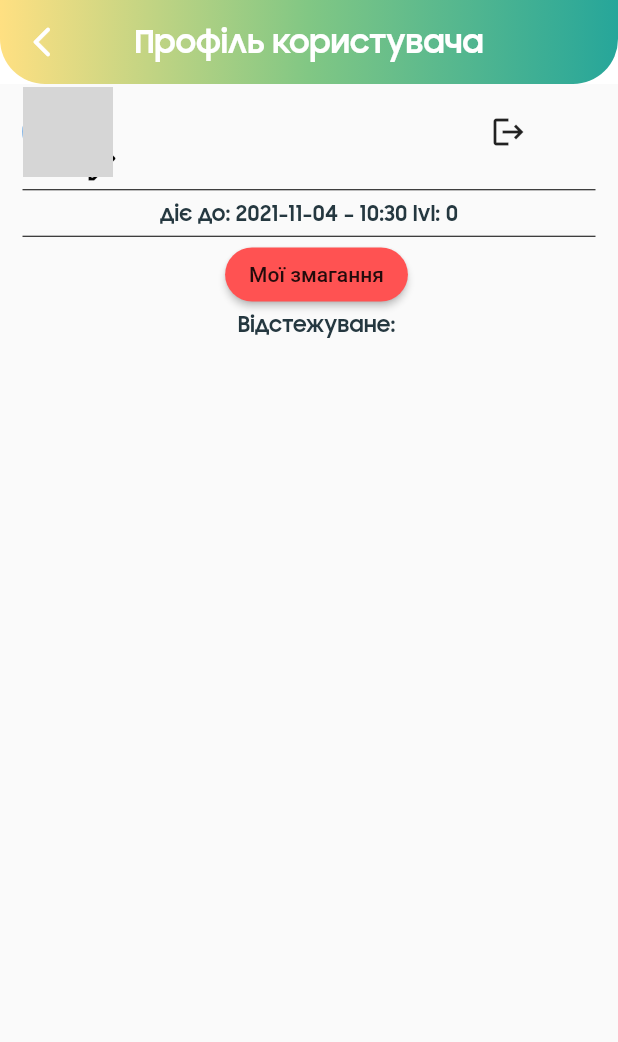
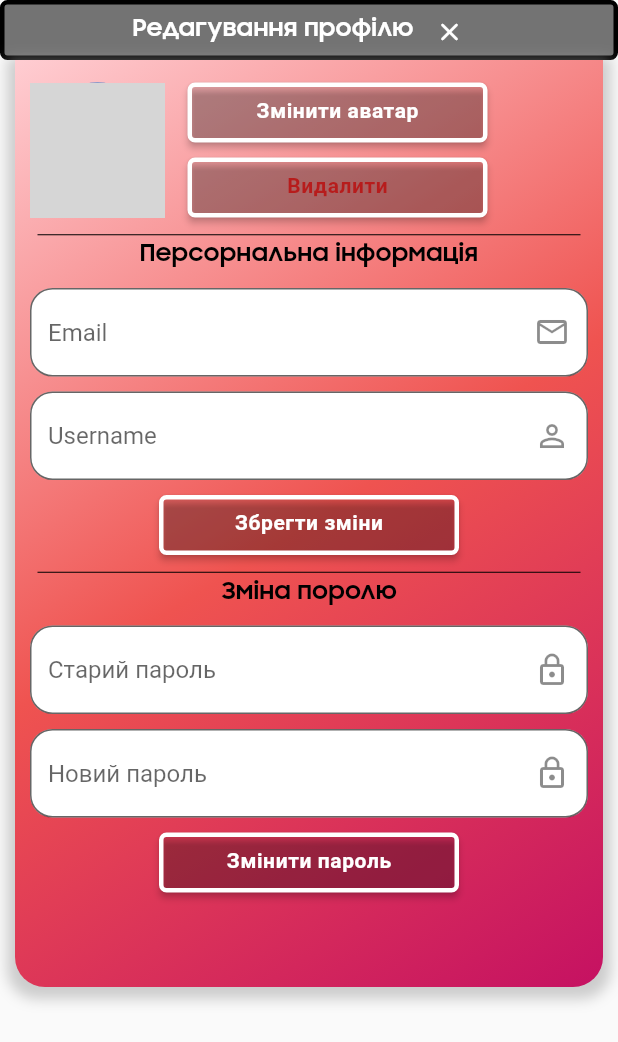
Before and after one commit to Martynenko-Oleksii/GoodGames, a Flutter app: the ProfileScreen screen opened directly with empty values, after a tap on the "edit" icon, on a phone screen of 412 x 824 dp. Shown: the top 1042 px of the screen. Run offline on Flutter 3.47's test engine with Material 2 defaults, Android fonts, the light colour scheme and no system bars; our stand-ins replace font_awesome_flutter; network calls fail; grey boxes are pictures that could not be loaded.

Commit message:
edit profile

```diff
--- a/Mobile/goodgames/lib/profile/ProfileScreen.dart
+++ b/Mobile/goodgames/lib/profile/ProfileScreen.dart
@@ -6,6 +6,7 @@ import 'package:goodgames/login/login.dart';
 import 'package:goodgames/login/regist.dart';
 
 import 'package:flutter/cupertino.dart';
+import 'package:goodgames/profile/profile_edit.dart';
 import 'package:intl/intl.dart';
 
 import '../../../home_screen.dart';
@@ -125,6 +126,13 @@ class _ProfileState extends State<ProfileScreen>
                               child:  IconButton(
                                 icon: const Icon(Icons.edit_outlined , color: Colors.black,),
                                 onPressed: () {
+                                  Navigator.push<dynamic>(
+                                    context,
+                                    MaterialPageRoute<dynamic>(
+                                      builder: (BuildContext context) => ProfileeditPage(user: widget.user),
+                                    ),
+                                  );
+
                                 },
                               ),
                             ),
--- /dev/null
+++ b/Mobile/goodgames/lib/profile/profile_edit.dart
@@ -0,0 +1,500 @@
+import 'package:goodgames/competitions/competitions_list_page.dart';
+import 'package:goodgames/global.dart';
+import 'package:flutter/material.dart';
+import 'package:goodgames/login/login.dart';
+import 'package:goodgames/login/regist.dart';
+import 'package:goodgames/profile/ProfileScreen.dart';
+
+import '../../../home_screen.dart';
+import '../../../main.dart';
+import '../../../getdata.dart';
+import '../apptheme.dart';
+
+class ProfileeditPage extends StatefulWidget {
+  @override
+  final User user;
+
+  ProfileeditPage({Key? key, required this.user}) : super(key: key);
+
+  _ProfileeditState createState() => _ProfileeditState();
+}
+
+class _ProfileeditState extends State<ProfileeditPage> {
+  final TextEditingController emailControl = TextEditingController();
+  final TextEditingController nameControl = TextEditingController();
+  final TextEditingController oldpassControl = TextEditingController();
+  final TextEditingController newpassControl = TextEditingController();
+  final formKey = GlobalKey<FormState>();
+  final formKeylog = GlobalKey<FormState>();
+  final formKeyemail = GlobalKey<FormState>();
+  final formKeypass = GlobalKey<FormState>();
+
+  @override
+  void initState() {
+    super.initState();
+  }
+
+  @override
+  Widget build(BuildContext context) {
+    return new Scaffold(
+        body: Center(
+      child: new Stack(
+        children: <Widget>[
+          new Container(
+            // alignment: Alignment(0.00, -0.50),
+            child: new ListView(
+              // TODO Column or ListView or ... ??????
+
+              //crossAxisAlignment: CrossAxisAlignment.start,
+              // mainAxisAlignment: MainAxisAlignment.center,
+              children: <Widget>[
+                new Container(
+                    width: MediaQuery.of(context).size.width,
+                    height: 40,
+                    //  color: Colors.black54,
+                    decoration: BoxDecoration(
+                        color: Colors.black54,
+                        borderRadius: BorderRadius.circular(5.0),
+                        border: Border.all(color: Colors.black, width: 3)),
+                    // margin: EdgeInsets.only(right: 15 , left: 20),
+                    child: Row(
+                      mainAxisAlignment: MainAxisAlignment.center,
+                      crossAxisAlignment: CrossAxisAlignment.center,
+                      children: [
+                        Text(
+                          "Редагування профілю",
+                          style: TextStyle(
+                            fontWeight: FontWeight.bold,
+                            fontSize: 16,
+                            letterSpacing: 0.4,
+                            height: 0.9,
+                            color: Colors.white,
+                          ),
+                        ),
+                        Container(
+                          margin: EdgeInsets.only(bottom: 20),
+                          child: IconButton(
+                            iconSize: 20,
+                            icon: const Icon(
+                              Icons.close_rounded,
+                              color: Colors.white,
+                            ),
+                            onPressed: () {
+                              Navigator.push<dynamic>(
+                                context,
+                                MaterialPageRoute<dynamic>(
+                                  builder: (BuildContext context) =>
+                                      ProfileScreen(user: widget.user),
+                                ),
+                              );
+                            },
+                          ),
+                        ),
+                      ],
+                    )),
+                new Container(
+                  margin: EdgeInsets.only(left: 10.0, right: 10),
+                  height: MediaQuery.of(context).size.height -
+                      MediaQuery.of(context).size.height / 4,
+                  width: MediaQuery.of(context).size.height - 20,
+                  decoration: BoxDecoration(
+                      borderRadius: BorderRadius.only(
+                          bottomLeft: Radius.circular(20),
+                          bottomRight: Radius.circular(20)),
+                      boxShadow: [
+                        BoxShadow(
+                          color: Colors.grey.withOpacity(0.5),
+                          spreadRadius: 5,
+                          blurRadius: 7,
+                          offset: Offset(0, 3), // changes position of shadow
+                        ),
+                      ],
+                      gradient: LinearGradient(
+                        begin: Alignment.topLeft,
+                        end: Alignment.bottomRight,
+                        stops: [
+                          0,
+                          0.5,
+                          1,
+                        ],
+                        colors: [
+                          Colors.red.shade100,
+                          Colors.red.shade400,
+                          Colors.pinkAccent.shade700,
+                        ],
+                      )),
+                  child: Form(
+                    key: formKey,
+                    child: new Column(
+                      crossAxisAlignment: CrossAxisAlignment.center,
+                      mainAxisAlignment: MainAxisAlignment.start,
+                      children: <Widget>[
+                        new Container(
+                          margin: EdgeInsets.only(left: 10.0, top: 10),
+                          child: new Row(children: <Widget>[
+                            new Container(
+                              decoration: BoxDecoration(
+                                  // borderRadius: BorderRadius.all(Radius.circular(15)),
+                                  ),
+                              //margin: const EdgeInsets.all(7.0),
+                              //  padding: EdgeInsets.symmetric(horizontal: 10.0),
+
+                              child: CircleAvatar(
+                                radius: 45,
+                                //encikllListd[index].imagePath,
+                                backgroundImage: NetworkImage(
+                                  "https://cdn.discordapp.com/attachments/839078982598131712/899743277576749126/avatar1.jpg",
+                                ),
+                              ),
+                            ),
+                            new Container(
+                              margin: EdgeInsets.only(left: 15.0),
+                              child: new Column(
+                                crossAxisAlignment: CrossAxisAlignment.start,
+                                mainAxisAlignment: MainAxisAlignment.center,
+                                children: <Widget>[
+                                  new Padding(
+                                    padding:
+                                        EdgeInsets.symmetric(vertical: 5.0),
+                                    child: new Container(
+                                      width: 200,
+                                      height: 40,
+                                      child: new RaisedButton(
+                                        child: new Text(
+                                          "Змінити аватар",
+                                          style: TextStyle(
+                                            // h4 -> display1
+
+                                            fontWeight: FontWeight.bold,
+                                            fontSize: 14,
+                                            letterSpacing: 0.4,
+                                            height: 0.9,
+                                            color: Colors.white,
+                                          ),
+                                        ),
+                                        shape: RoundedRectangleBorder(
+                                            borderRadius:
+                                                BorderRadius.circular(5.0),
+                                            side: BorderSide(
+                                                color: Colors.white, width: 3)),
+                                        onPressed: () {},
+                                        color: Colors.black.withOpacity(0.05),
+                                      ),
+                                    ),
+                                  ),
+                                  new Padding(
+                                    padding:
+                                        EdgeInsets.symmetric(vertical: 5.0),
+                                    child: new Container(
+                                      child: new Container(
+                                        width: 200,
+                                        height: 40,
+                                        child: new RaisedButton(
+                                          child: new Text(
+                                            "Видалити",
+                                            style: TextStyle(
+                                              // h4 -> display1
+
+                                              fontWeight: FontWeight.bold,
+                                              fontSize: 14,
+                                              letterSpacing: 0.4,
+                                              height: 0.9,
+                                              color: Colors.red.shade900,
+                                            ),
+                                          ),
+                                          shape: RoundedRectangleBorder(
+                                              borderRadius:
+                                                  BorderRadius.circular(5.0),
+                                              side: BorderSide(
+                                                  color: Colors.white,
+                                                  width: 3)),
+                                          onPressed: () {},
+                                          color: Colors.black.withOpacity(0.05),
+                                        ),
+                                      ),
+                                    ),
+                                  )
+                                ],
+                              ),
+                            ),
+                          ]),
+                        ),
+                        new Padding(
+                            padding: EdgeInsets.only(
+                                left: 15.0, right: 15, top: 5, bottom: 5),
+                            child: new Divider(
+                              height: 3,
+                              color: Colors.black,
+                            )),
+                        Container(
+                          padding: EdgeInsets.only(bottom: 10),
+                          child: new Text(
+                            "Персорнальна інформація",
+                            style: TextStyle(
+                              fontWeight: FontWeight.bold,
+                              fontSize: 16,
+                              letterSpacing: 0.4,
+                              height: 0.9,
+                              color: Colors.black,
+                            ),
+                          ),
+                        ),
+                        new Form(
+                          key: formKeyemail,
+                          child: new Padding(
+                            padding: EdgeInsets.symmetric(vertical: 5.0),
+                            child: new Container(
+                              width: MediaQuery.of(context).size.width - 40,
+                              child: new TextFormField(
+                                controller: emailControl,
+                                decoration: new InputDecoration(
+                                  border: OutlineInputBorder(
+                                    borderRadius: BorderRadius.circular(15.0),
+                                  ),
+                                  filled: true,
+                                  fillColor: Colors.white,
+                                  hintText: 'Email',
+                                  suffixIcon: Icon(Icons.email_outlined),
+                                ),
+                                validator: (value) {
+                                  if (value!.isEmpty ||
+                                      !RegExp(r"[a-z0-9!#$%&'*+/=?^_`{|}~-]+(?:\.[a-z0-9!#$%&'*+/=?^_`{|}~-]+)*@(?:[a-z0-9](?:[a-z0-9-]*[a-z0-9])?\.)+[a-z0-9](?:[a-z0-9-]*[a-z0-9])?")
+                                          .hasMatch(value)) {
+                                    return "Enter Correct Email Address";
+                                  } else {
+                                    return null;
+                                  }
+                                },
+                              ),
+                            ),
+                          ),
+                        ),
+                        new Form(
+                          key: formKeylog,
+                          child: new Padding(
+                            padding: EdgeInsets.symmetric(vertical: 5.0),
+                            child: new Container(
+                              width: MediaQuery.of(context).size.width - 40,
+                              child: new TextFormField(
+                                controller: nameControl,
+                                decoration: new InputDecoration(
+                                  border: OutlineInputBorder(
+                                    borderRadius: BorderRadius.circular(15.0),
+                                  ),
+                                  hintText: 'Username',
+                                  suffixIcon: Icon(Icons.person_outline),
+                                  filled: true,
+                                  fillColor: Colors.white,
+                                ),
+                                validator: (value) {
+                                  if (value!.isEmpty ||
+                                      !RegExp(r'^[a-z A-Z]+$')
+                                          .hasMatch(value)) {
+                                    //allow upper and lower case alphabets and space
+                                    return "Enter Correct Username";
+                                  } else {
+                                    return null;
+                                  }
+                                },
+                              ),
+                            ),
+                          ),
+                        ),
+                        new Padding(
+                          padding: EdgeInsets.symmetric(vertical: 5.0),
+                          child: new Container(
+                            width: 200,
+                            height: 40,
+                            child: new RaisedButton(
+                              child: new Text(
+                                "Збрегти зміни",
+                                style: TextStyle(
+                                  // h4 -> display1
+
+                                  fontWeight: FontWeight.bold,
+                                  fontSize: 14,
+                                  letterSpacing: 0.4,
+                                  height: 0.9,
+                                  color: Colors.white,
+                                ),
+                              ),
+                              shape: RoundedRectangleBorder(
+                                  borderRadius: BorderRadius.circular(5.0),
+                                  side: BorderSide(
+                                      color: Colors.white, width: 3)),
+                              onPressed: () {
+                                if (formKeyemail.currentState!.validate()) {
+                                  widget.user.email = emailControl.text;
+                                  getDatahttp
+                                      .changeEmail(widget.user)
+                                      .then((value) => Navigator.push<dynamic>(
+                                    context,
+                                    MaterialPageRoute<dynamic>(
+                                      builder: (BuildContext context) =>
+                                          ProfileScreen(user: value),
+                                    ),
+                                  ));
+                                } else if (formKeylog.currentState!.validate()) {
+                                  widget.user.login = nameControl.text;
+                                  getDatahttp
+                                      .changeLogin(widget.user)
+                                      .then((value) => Navigator.push<dynamic>(
+                                            context,
+                                            MaterialPageRoute<dynamic>(
+                                              builder: (BuildContext context) =>
+                                                  ProfileScreen(user: value),
+                                            ),
+                                          ));
+                                }
+                              },
+                              color: Colors.black.withOpacity(0.05),
+                            ),
+                          ),
+                        ),
+                        new Padding(
+                            padding: EdgeInsets.only(
+                                left: 15.0, right: 15, top: 5, bottom: 5),
+                            child: new Divider(
+                              height: 3,
+                              color: Colors.black,
+                            )),
+                        Container(
+                          padding: EdgeInsets.only(bottom: 10),
+                          child: new Text(
+                            "Зміна поролю",
+                            style: TextStyle(
+                              fontWeight: FontWeight.bold,
+                              fontSize: 16,
+                              letterSpacing: 0.4,
+                              height: 0.9,
+                              color: Colors.black,
+                            ),
+                          ),
+                        ),
+                        new Form(
+                          key: formKeypass,
+                          child: Column(
+                            children: [
+                              new Padding(
+                                padding: EdgeInsets.symmetric(vertical: 5.0),
+                                child: new Container(
+                                  width: MediaQuery.of(context).size.width - 40,
+                                  child: new TextFormField(
+                                    controller: oldpassControl,
+                                    obscureText: true,
+                                    decoration: new InputDecoration(
+                                      border: OutlineInputBorder(
+                                        borderRadius:
+                                            BorderRadius.circular(15.0),
+                                      ),
+                                      suffixIcon: Icon(Icons.lock_outline),
+                                      hintText: 'Старий пароль',
+                                      filled: true,
+                                      fillColor: Colors.white,
+                                    ),
+                                    validator: (value) {
+                                      if (value!.isEmpty ||
+                                          !RegExp(r'^[a-zA-Z0-9]+$')
+                                              .hasMatch(value)) {
+                                        //  r'^[0-9]{10}$' pattern plain match number with length 10
+                                        return "Enter Correct Password";
+                                      } else {
+                                        return null;
+                                      }
+                                    },
+                                  ),
+                                ),
+                              ),
+                              new Padding(
+                                padding: EdgeInsets.symmetric(vertical: 5.0),
+                                child: new Container(
+                                  width: MediaQuery.of(context).size.width - 40,
+                                  child: new TextFormField(
+                                    controller: newpassControl,
+                                    obscureText: true,
+                                    decoration: new InputDecoration(
+                                      border: OutlineInputBorder(
+                                        borderRadius:
+                                            BorderRadius.circular(15.0),
+                                      ),
+                                      suffixIcon: Icon(Icons.lock_outline),
+                                      hintText: 'Новий пароль',
+                                      filled: true,
+                                      fillColor: Colors.white,
+                                    ),
+                                    validator: (value) {
+                                      if (value!.isEmpty ||
+                                          !RegExp(r'^[a-zA-Z0-9]+$')
+                                              .hasMatch(value)) {
+                                        //  r'^[0-9]{10}$' pattern plain match number with length 10
+                                        return "Enter Correct Password";
+                                      } else {
+                                        return null;
+                                      }
+                                    },
+                                  ),
+                                ),
+                              ),
+                            ],
+                          ),
+                        ),
+                        new Padding(
+                          padding: EdgeInsets.symmetric(vertical: 5.0),
+                          child: new Container(
+                            width: 200,
+                            height: 40,
+                            child: new RaisedButton(
+                              child: new Text(
+                                "Змінити пароль",
+                                style: TextStyle(
+                                  // h4 -> display1
+
+                                  fontWeight: FontWeight.bold,
+                                  fontSize: 14,
+                                  letterSpacing: 0.4,
+                                  height: 0.9,
+                                  color: Colors.white,
+                                ),
+                              ),
+                              shape: RoundedRectangleBorder(
+                                  borderRadius: BorderRadius.circular(5.0),
+                                  side: BorderSide(
+                                      color: Colors.white, width: 3)),
+                              onPressed: () {
+                                if (formKeypass.currentState!.validate() && widget.user.password == oldpassControl.text) {
+                                  widget.user.password = newpassControl.text;
+                                  getDatahttp
+                                      .changePassword(widget.user)
+                                      .then((value) => Navigator.push<dynamic>(
+                                    context,
+                                    MaterialPageRoute<dynamic>(
+                                      builder: (BuildContext context) =>
+                                          ProfileScreen(user: value),
+                                    ),
+                                  ));
+                                }
+
+                              },
+                              color: Colors.black.withOpacity(0.05),
+                            ),
+                          ),
+                        ),
+                      ],
+                    ),
+                  ),
+                ),
+              ],
+            ),
+          ),
+        ],
+      ),
+    ));
+  }
+
+  void onPressed() {}
+
+  @override
+  void dispose() {
+    super.dispose();
+  }
+}
```
